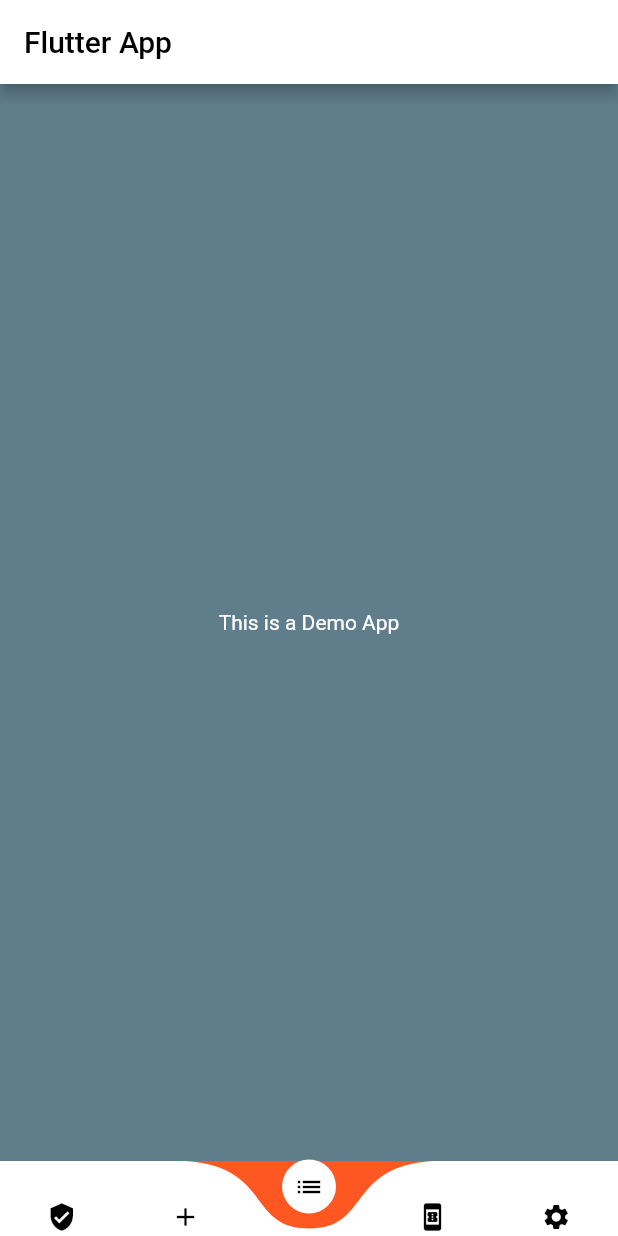
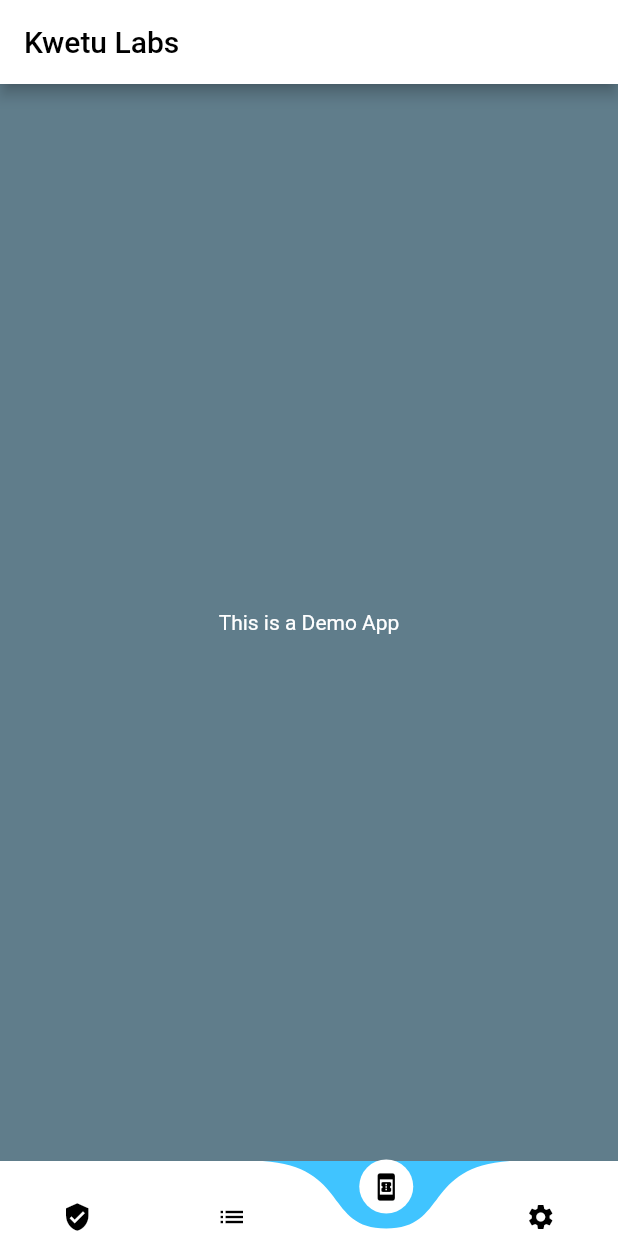
Before and after one commit to Mwita04/bottom_nav_bar, a Flutter app: the screen it shows after launch, on a phone screen of 412 x 824 dp. Run offline on Flutter 3.47's test engine with Material 2 defaults, Android fonts, the phone set to English and light mode, and no system bars; drawn by our look-alikes of curved_navigation_bar.

Commit message:
commit on master

```diff
--- a/lib/main.dart
+++ b/lib/main.dart
@@ -15,7 +15,7 @@ class MyApp extends StatelessWidget {
   Widget build(BuildContext context) {
     return MaterialApp(
       debugShowCheckedModeBanner: false,
-      title: 'Flutter App',
+      title: 'Kwetu Labs',
       home: MyHomePage(),
     );
   }
@@ -33,7 +33,7 @@ class _MyHomePageState extends State<MyHomePage> {
       appBar: AppBar(
         backgroundColor: Colors.white,
         title: Text(
-          "Flutter App",
+          "Kwetu Labs",
           style: TextStyle(color: Colors.black),
         ),
       ),
@@ -53,12 +53,12 @@ class _MyHomePageState extends State<MyHomePage> {
       ),
       bottomNavigationBar: CurvedNavigationBar(
         color: Colors.white,
-        backgroundColor: Colors.deepOrange,
+        backgroundColor: Colors.lightBlueAccent,
         buttonBackgroundColor: Colors.white,
         height: 50,
         items: <Widget>[
           Icon(Icons.verified_user, size: 20, color: Colors.black),
-          Icon(Icons.add, size: 20, color: Colors.black),
+          //Icon(Icons.add, size: 20, color: Colors.black),
           Icon(Icons.list, size: 20, color: Colors.black),
           Icon(Icons.book_online, size: 20, color: Colors.black),
           Icon(Icons.settings, size: 20, color: Colors.black),
```
Also changed, not shown: pubspec.lock.
